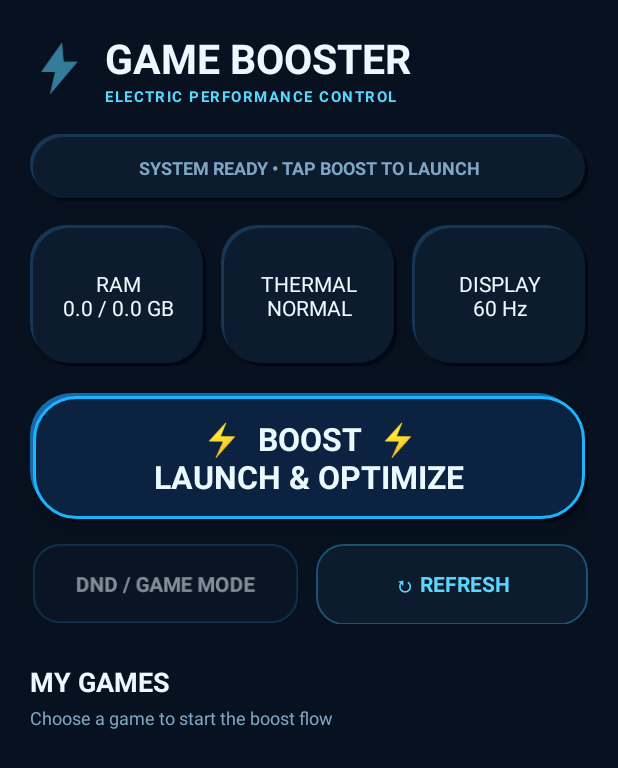
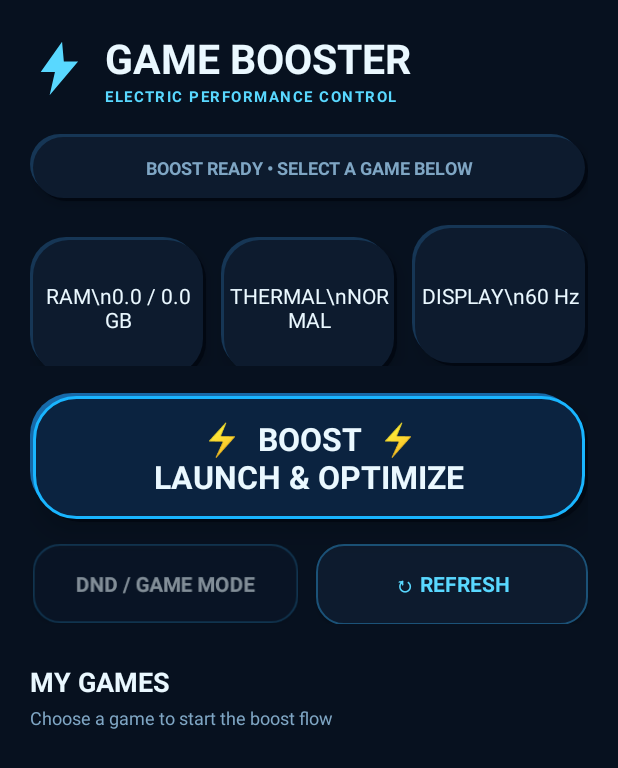
Before and after one commit to mahdiata1390-droid/App, an Android app: the screen it shows after launch (MainActivity), after a tap on "DND / GAME MODE", on a phone screen of 412 x 824 dp. Shown: the top 768 px of the screen. Run offline under Robolectric (Android 15) with nearby library versions, the phone set to English and light mode, and no system bars; 1 other tap on this screen came first.

Commit message:
Add boost feedback and game launcher UX

```diff
--- a/app/src/main/java/com/codleander/gamebooster/MainActivity.kt
+++ b/app/src/main/java/com/codleander/gamebooster/MainActivity.kt
@@ -6,6 +6,8 @@ import android.content.pm.PackageManager
 import android.graphics.Color
 import android.os.Bundle
 import android.os.PowerManager
+import android.os.VibrationEffect
+import android.os.Vibrator
 import android.provider.Settings
 import android.view.View
 import android.view.ViewGroup
@@ -14,6 +16,8 @@ import android.widget.Button
 import android.widget.ImageView
 import android.widget.LinearLayout
 import android.widget.TextView
+import android.media.ToneGenerator
+import android.media.AudioManager
 import java.util.Locale
 
 class MainActivity : Activity() {
@@ -22,6 +26,9 @@ class MainActivity : Activity() {
     private lateinit var refreshView: TextView
     private lateinit var gamesContainer: LinearLayout
     private lateinit var lightningIcon: ImageView
+    private lateinit var statusView: TextView
+    private lateinit var boostView: TextView
+    private var tone: ToneGenerator? = null
 
     override fun onCreate(savedInstanceState: Bundle?) {
         super.onCreate(savedInstanceState)
@@ -31,13 +38,43 @@ class MainActivity : Activity() {
         refreshView = findViewById(R.id.refresh)
         gamesContainer = findViewById(R.id.games)
         lightningIcon = findViewById(R.id.lightningIcon)
+        statusView = findViewById(R.id.status)
+        boostView = findViewById(R.id.boost)
+        tone = ToneGenerator(AudioManager.STREAM_NOTIFICATION, 75)
+
+        boostView.setOnClickListener {
+            pulse(boostView); pulse(lightningIcon); feedback(true)
+            statusView.text = "BOOST READY • SELECT A GAME BELOW"
+        }
         findViewById<Button>(R.id.dnd).setOnClickListener {
-            pulse(it)
-            pulse(lightningIcon)
-            openDndSettings()
+            pulse(it); feedback(false); openDndSettings()
+        }
+        findViewById<Button>(R.id.refreshStats).setOnClickListener {
+            pulse(it); feedback(false); updateStats()
+            statusView.text = "SYSTEM REFRESHED • PERFORMANCE DATA UPDATED"
         }
         updateStats()
         loadGames()
+    }
+
+    override fun onDestroy() {
+        tone?.release()
+        tone = null
+        super.onDestroy()
+    }
+
+    private fun feedback(strong: Boolean) {
+        tone?.startTone(if (strong) ToneGenerator.TONE_PROP_BEEP2 else ToneGenerator.TONE_PROP_BEEP, 90)
+        val vibrator = getSystemService(VIBRATOR_SERVICE) as Vibrator
+        if (vibrator.hasVibrator()) {
+            val duration = if (strong) 35L else 20L
+            if (android.os.Build.VERSION.SDK_INT >= 26) {
+                vibrator.vibrate(VibrationEffect.createOneShot(duration, VibrationEffect.DEFAULT_AMPLITUDE))
+            } else {
+                @Suppress("DEPRECATION")
+                vibrator.vibrate(duration)
+            }
+        }
     }
 
     private fun pulse(view: View) {
@@ -49,11 +86,12 @@ class MainActivity : Activity() {
         val info = android.app.ActivityManager.MemoryInfo()
         am.getMemoryInfo(info)
         val used = info.totalMem - info.availMem
-        ramView.text = String.format(Locale.US, "RAM\n%.1f / %.1f GB", used / 1073741824.0, info.totalMem / 1073741824.0)
+        ramView.text = String.format(Locale.US, "RAM\\n%.1f / %.1f GB", used / 1073741824.0, info.totalMem / 1073741824.0)
         val pm = getSystemService(POWER_SERVICE) as PowerManager
         val status = if (android.os.Build.VERSION.SDK_INT >= 29) pm.currentThermalStatus else -1
-        thermalView.text = "THERMAL\n" + thermalLabel(status)
-        refreshView.text = String.format(Locale.US, "DISPLAY\n%.0f Hz", windowManager.defaultDisplay.refreshRate)
+        thermalView.text = "THERMAL\\n" + thermalLabel(status)
+        @Suppress("DEPRECATION")
+        refreshView.text = String.format(Locale.US, "DISPLAY\\n%.0f Hz", windowManager.defaultDisplay.refreshRate)
     }
 
     private fun thermalLabel(status: Int) = when (status) {
@@ -79,15 +117,20 @@ class MainActivity : Activity() {
         apps.forEach { ri ->
             val row = LinearLayout(this).apply {
                 orientation = LinearLayout.HORIZONTAL
-                setPadding(18, 14, 10, 14)
+                gravity = android.view.Gravity.CENTER_VERTICAL
+                setPadding(18, 12, 10, 12)
                 background = getDrawable(R.drawable.neo_card)
                 elevation = 6f
             }
+            val icon = ImageView(this).apply {
+                setImageDrawable(ri.loadIcon(pm))
+                layoutParams = LinearLayout.LayoutParams(44, 44)
+            }
             val name = TextView(this).apply {
                 text = ri.loadLabel(pm)
-                textSize = 16f
+                textSize = 15f
                 setTextColor(Color.rgb(234, 248, 255))
-                layoutParams = LinearLayout.LayoutParams(0, ViewGroup.LayoutParams.WRAP_CONTENT, 1f)
+                layoutParams = LinearLayout.LayoutParams(0, ViewGroup.LayoutParams.WRAP_CONTENT, 1f).apply { marginStart = 12 }
             }
             val launch = Button(this).apply {
                 text = "BOOST"
@@ -95,13 +138,12 @@ class MainActivity : Activity() {
                 background = getDrawable(R.drawable.neo_button)
                 elevation = 4f
                 setOnClickListener {
-                    pulse(this)
-                    pulse(lightningIcon)
+                    pulse(this); pulse(lightningIcon); feedback(true)
+                    statusView.text = "BOOST READY • LAUNCHING ${ri.loadLabel(pm).toString().uppercase(Locale.US)}"
                     launchGame(ri.activityInfo.packageName)
                 }
             }
-            row.addView(name)
-            row.addView(launch)
+            row.addView(icon); row.addView(name); row.addView(launch)
             val lp = LinearLayout.LayoutParams(ViewGroup.LayoutParams.MATCH_PARENT, ViewGroup.LayoutParams.WRAP_CONTENT)
             lp.bottomMargin = 12
             gamesContainer.addView(row, lp)
```
